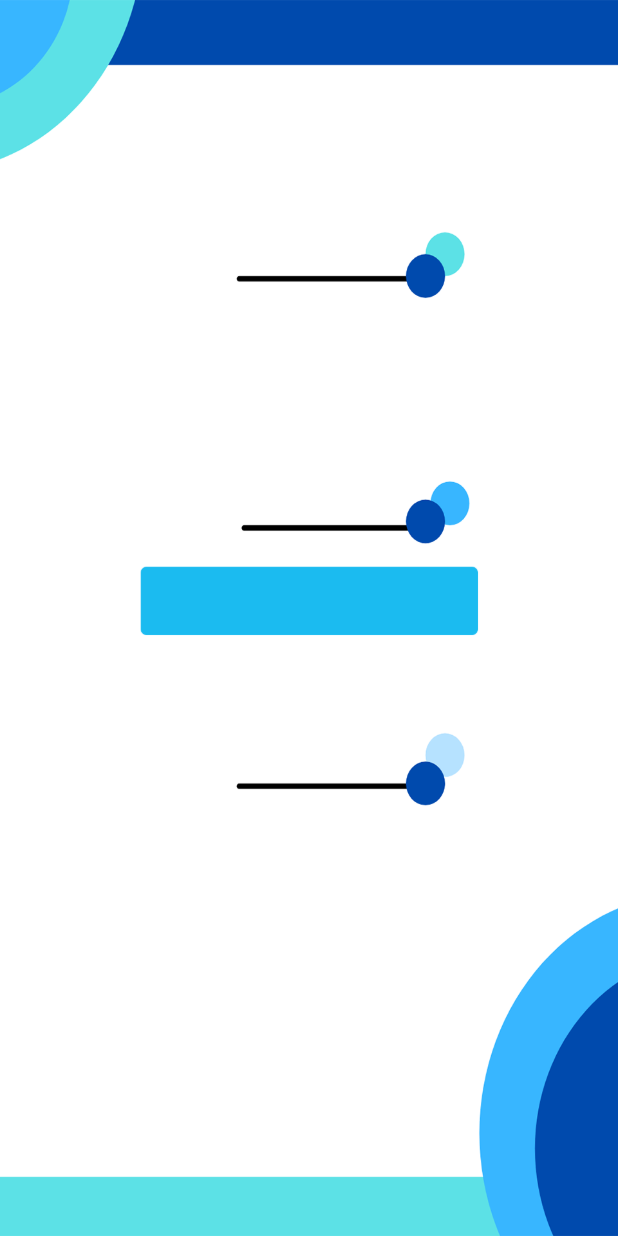
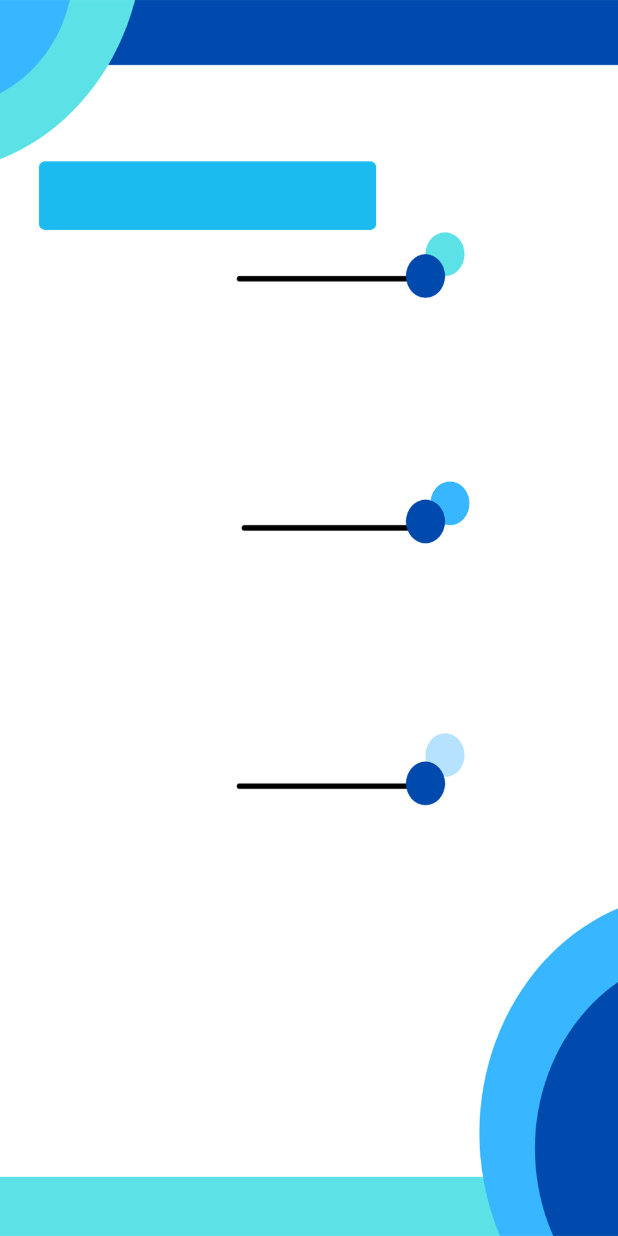
Before and after one commit to bunnybunbun37204/menukunmae-flutter, a Flutter app: the MainMenu screen opened directly, on a phone screen of 412 x 824 dp. Run offline on Flutter 3.47's test engine with Material 2 defaults, Android fonts, the phone set to English and light mode, and no system bars.

Commit message:
edit widget components:

```diff
--- a/lib/screens/main_menu.dart
+++ b/lib/screens/main_menu.dart
@@ -19,6 +19,13 @@ class _MainMenuState extends State<MainMenu> {
         imagePath: "assets/images/btn_test.png", onClick: _testBtn, scale: 2.5);
   }
 
+  Widget showBtnComponent() {
+    return Container(
+      margin: EdgeInsets.symmetric(horizontal: 20.0),
+      child: showBtnTest()
+    );
+  }
+
   void _testBtn() {
     dev.log("Click", name: "btn-test");
   }
@@ -27,10 +34,9 @@ class _MainMenuState extends State<MainMenu> {
   Widget build(BuildContext context) {
     return Scaffold(
       body: SafeArea(
-          child: Center(
-              child: Stack(
-        children: <Widget>[showBackground(), showBtnTest()],
-      ))),
+          child: Stack(
+        children: <Widget>[showBackground(), showBtnComponent()],
+      )),
     );
   }
 }
--- a/lib/tools/widgets/widgets.dart
+++ b/lib/tools/widgets/widgets.dart
@@ -39,14 +39,11 @@ class AppWidget {
   }
 
   /// Image widget by path [imagePath] and scale [scale]
-  static Widget imageButton({required String imagePath, Function()? onClick, double scale = 1.0}) {
-    return ConstrainedBox(
-      constraints: const BoxConstraints.expand(),
-      child: IconButton(
-        onPressed: onClick,
-        icon: Image.asset(imagePath, scale: scale,),
-        padding: const EdgeInsets.all(0.0),
-      ),
+  static Widget imageButton(
+      {required String imagePath, Function()? onClick, double scale = 1.0}) {
+    return GestureDetector(
+      onTap: onClick,
+      child: Image.asset(imagePath, scale: scale,),
     );
   }
 }
```
Also changed, not shown: pubspec.lock.
